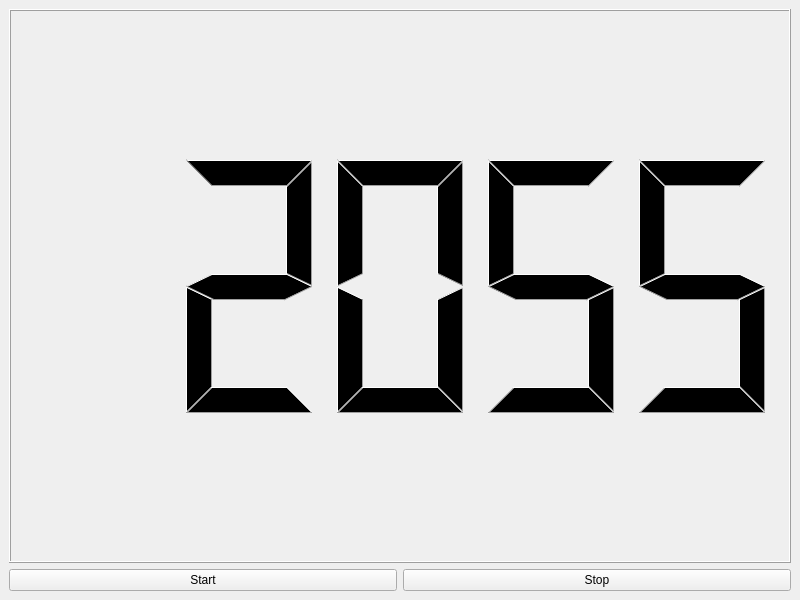
ivzhuravlev/tomato, file mainForm.ui: the form before one commit.
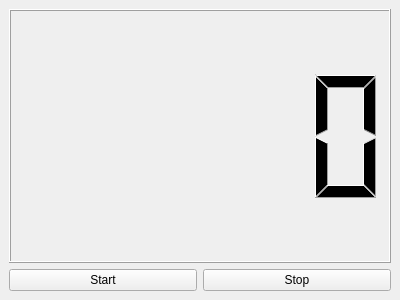
The form after the commit.

Commit message: new layout and sizes

```diff
--- a/mainForm.ui
+++ b/mainForm.ui
@@ -6,8 +6,8 @@
    <rect>
     <x>0</x>
     <y>0</y>
-    <width>800</width>
-    <height>600</height>
+    <width>400</width>
+    <height>300</height>
    </rect>
   </property>
   <property name="windowTitle">
@@ -19,12 +19,9 @@
   <widget class="QWidget" name="centralwidget">
    <layout class="QVBoxLayout" name="verticalLayout">
     <item>
-     <widget class="QLCDNumber" name="lcdNumber">
-      <property name="segmentStyle">
-       <enum>QLCDNumber::Filled</enum>
-      </property>
-      <property name="value" stdset="0">
-       <double>2055.000000000000000</double>
+     <widget class="QLCDNumber" name="timerDisplay">
+      <property name="layoutDirection">
+       <enum>Qt::LeftToRight</enum>
       </property>
      </widget>
     </item>
```
Left out of the diff: 4 changed lines with no effect on the pictures. The commit also changes 2 other files.
